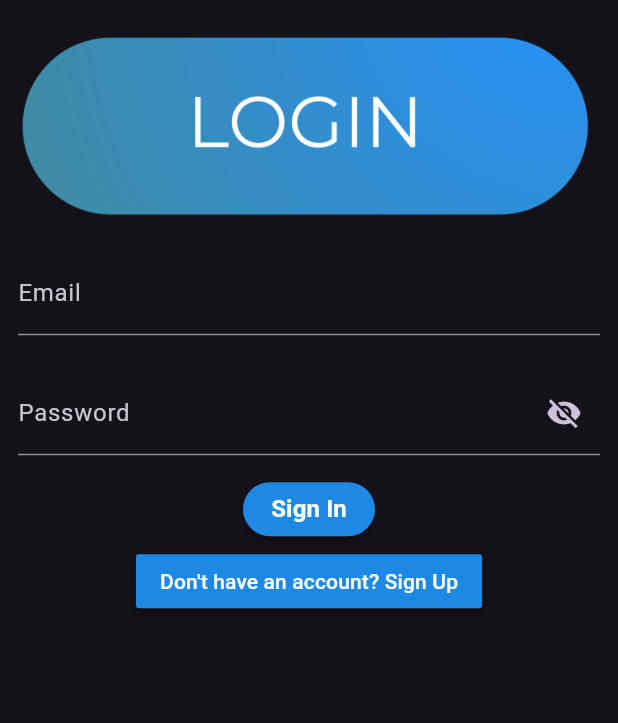
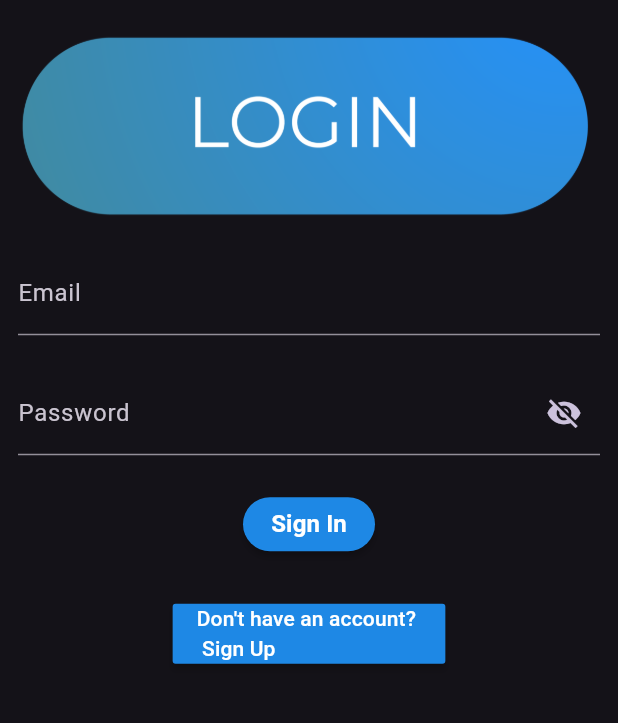
Before and after one commit to ValElizaTan/Movie-Dex, a Flutter app: the screen it shows after launch, on a phone screen of 412 x 824 dp, the part 63-786 px from its top. Run offline on Flutter 3.47's test engine with Material 3 defaults, Android fonts, the phone set to English and light mode, and no system bars; our stand-ins replace badges, cloud_firestore, firebase_auth, firebase_core, fluttertoast, get and 4 more; missing offline and left inert: tmdb_api; accounts and stored records are empty; Roboto replaces fonts that are missing (Manrope).

Commit message:
small UI changes

```diff
--- a/lib/screen/login.dart
+++ b/lib/screen/login.dart
@@ -7,7 +7,6 @@ import 'home.dart';
 import 'registration.dart';
 
 class Login extends StatefulWidget {
-
   @override
   State<Login> createState() => _LoginState();
 }
@@ -83,6 +82,7 @@ class _LoginState extends State<Login> {
                 ),
               ),
             ),
+            SizedBox(height: 10),
             RaisedButton(
               onPressed: () async {
                 if (validateFields()) {
@@ -102,12 +102,13 @@ class _LoginState extends State<Login> {
                 borderRadius: BorderRadius.circular(30.0),
               ),
             ),
+            SizedBox(height: 25),
             RaisedButton(
               onPressed: () {
                 print("Navigating to Register screen from Login");
                 Get.offAll(() => Register());
               },
-              child: Text("Don't have an account? Sign Up"),
+              child: Text("Don't have an account? \n Sign Up"),
             ),
           ],
         ),
--- a/lib/screen/registration.dart
+++ b/lib/screen/registration.dart
@@ -79,11 +79,12 @@ class _RegisterState extends State<Register> {
                               .hasMatch(passwordController.text.trim()) &&
                           passwordController.text.isNotEmpty
                       ? 'Password must contain at least 6 characters, including uppercase,\n'
-                        'lowercase, numbers, and special characters'
+                          'lowercase, numbers, and special characters'
                       : null,
                 ),
               ),
             ),
+            SizedBox(height: 10),
             RaisedButton(
               onPressed: () async {
                 if (validateFields()) {
@@ -103,12 +104,13 @@ class _RegisterState extends State<Register> {
                 borderRadius: BorderRadius.circular(30.0),
               ),
             ),
+            SizedBox(height: 25),
             RaisedButton(
               onPressed: () {
                 print("Navigating to Login screen from Register");
                 Get.offAll(() => Login());
               },
-              child: Text("Have an account? Sign In"),
+              child: Text("Have an account? \n Sign In"),
             ),
           ],
         ),
```
